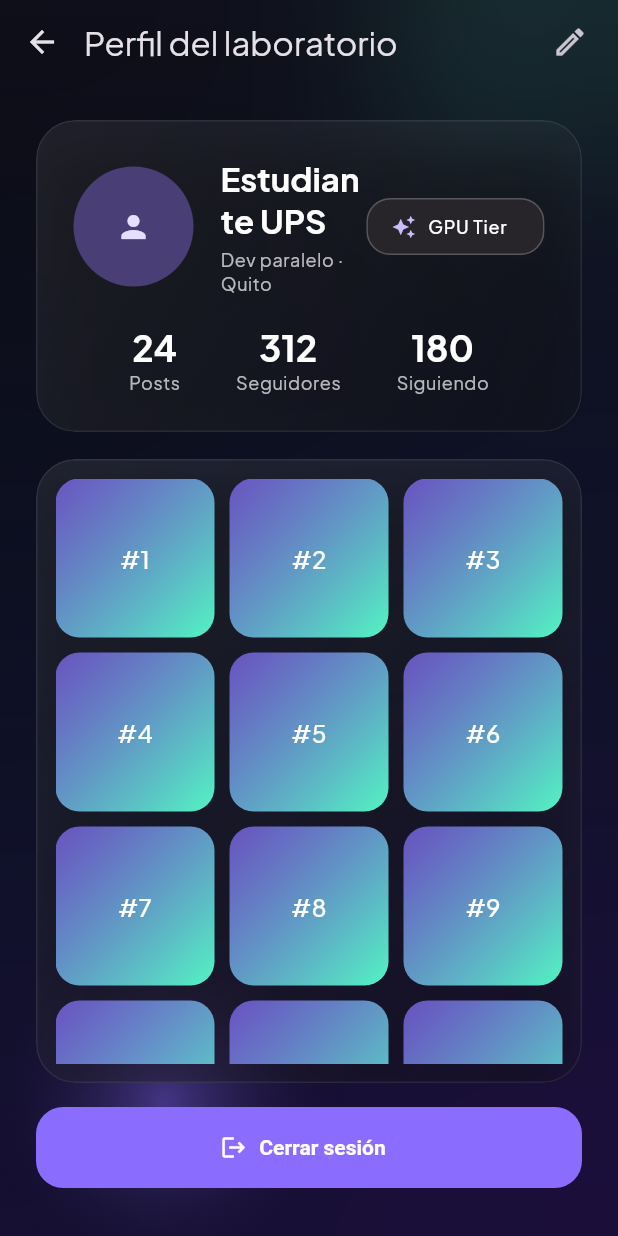
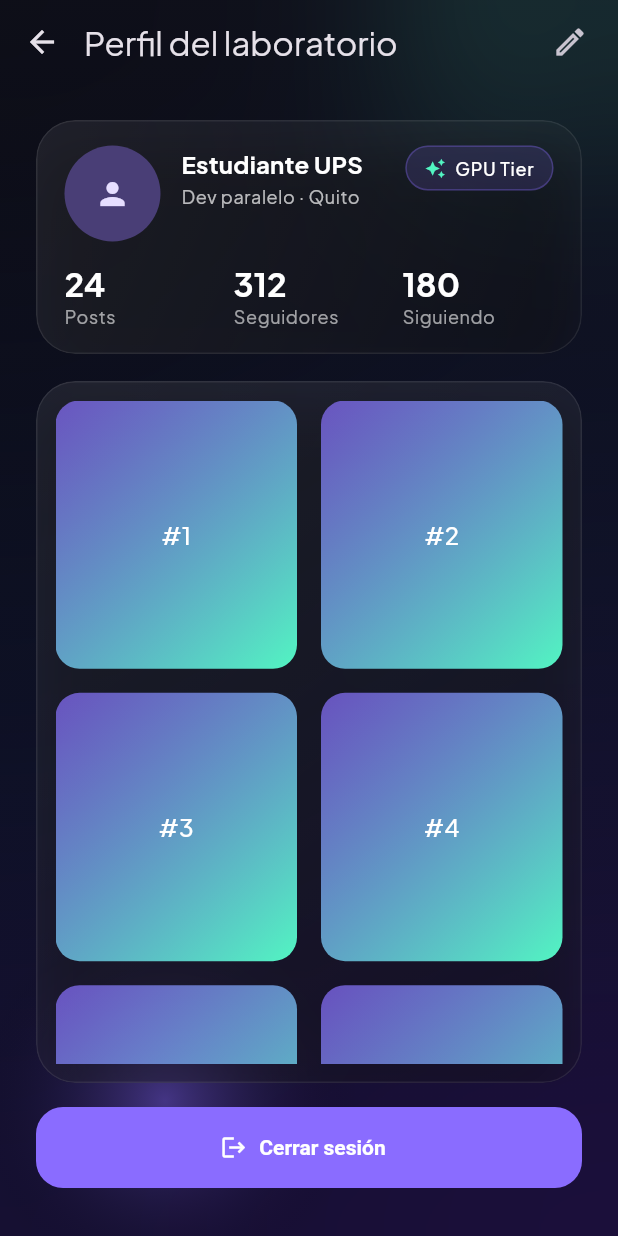
Before and after one commit to Jorgemrqz/upsglam_mobile, a Flutter app: the ProfileView screen opened by its route, on a phone screen of 412 x 824 dp. Run offline on Flutter 3.47's test engine with Material 3 defaults, Android fonts, the phone set to English and light mode, and no system bars; our stand-ins replace google_fonts.

Commit message:
Enhance profile view layout with improved padding and styling adjustments

```diff
--- a/lib/views/profile/profile_view.dart
+++ b/lib/views/profile/profile_view.dart
@@ -34,37 +34,56 @@ class ProfileView extends StatelessWidget {
         child: Column(
           children: [
             GlassPanel(
+              padding: const EdgeInsets.symmetric(horizontal: 18, vertical: 16),
               child: Column(
                 children: [
                   Row(
+                    crossAxisAlignment: CrossAxisAlignment.start,
                     children: [
-                      const CircleAvatar(radius: 40, child: Icon(Icons.person)),
-                      const SizedBox(width: 18),
+                      const CircleAvatar(radius: 32, child: Icon(Icons.person)),
+                      const SizedBox(width: 14),
                       Expanded(
                         child: Column(
                           crossAxisAlignment: CrossAxisAlignment.start,
                           children: [
-                            Text('Estudiante UPS',
-                                style: textTheme.titleLarge?.copyWith(fontWeight: FontWeight.w700)),
-                            const SizedBox(height: 4),
-                            Text('Dev paralelo · Quito',
-                                style: textTheme.bodySmall?.copyWith(color: Colors.white70)),
+                            Text(
+                              'Estudiante UPS',
+                              style: textTheme.titleMedium?.copyWith(fontWeight: FontWeight.w700),
+                            ),
+                            const SizedBox(height: 2),
+                            Text(
+                              'Dev paralelo · Quito',
+                              style: textTheme.bodySmall?.copyWith(color: Colors.white70),
+                            ),
                           ],
                         ),
                       ),
-                      Chip(
-                        avatar: const Icon(Icons.auto_awesome, size: 16),
-                        label: Text('GPU Tier', style: textTheme.labelMedium),
+                      Container(
+                        padding: const EdgeInsets.symmetric(horizontal: 12, vertical: 6),
+                        decoration: BoxDecoration(
+                          color: primary.withValues(alpha: 0.15),
+                          borderRadius: BorderRadius.circular(20),
+                          border: Border.all(color: primary.withValues(alpha: 0.3)),
+                        ),
+                        child: Row(
+                          mainAxisSize: MainAxisSize.min,
+                          children: [
+                            Icon(Icons.auto_awesome, size: 14, color: accent),
+                            const SizedBox(width: 6),
+                            Text('GPU Tier', style: textTheme.labelMedium),
+                          ],
+                        ),
                       ),
                     ],
                   ),
-                  const SizedBox(height: 18),
+                  const SizedBox(height: 14),
                   Row(
-                    mainAxisAlignment: MainAxisAlignment.spaceEvenly,
                     children: const [
-                      _ProfileStat(label: 'Posts', value: '24'),
-                      _ProfileStat(label: 'Seguidores', value: '312'),
-                      _ProfileStat(label: 'Siguiendo', value: '180'),
+                      Expanded(child: _ProfileStat(label: 'Posts', value: '24')),
+                      SizedBox(width: 12),
+                      Expanded(child: _ProfileStat(label: 'Seguidores', value: '312')),
+                      SizedBox(width: 12),
+                      Expanded(child: _ProfileStat(label: 'Siguiendo', value: '180')),
                     ],
                   ),
                 ],
@@ -76,9 +95,10 @@ class ProfileView extends StatelessWidget {
                 padding: const EdgeInsets.all(12),
                 child: GridView.builder(
                   gridDelegate: const SliverGridDelegateWithFixedCrossAxisCount(
-                    crossAxisCount: 3,
-                    crossAxisSpacing: 10,
-                    mainAxisSpacing: 10,
+                    crossAxisCount: 2,
+                    crossAxisSpacing: 16,
+                    mainAxisSpacing: 16,
+                    childAspectRatio: 0.9,
                   ),
                   itemBuilder: (context, index) => Container(
                     decoration: BoxDecoration(
@@ -124,9 +144,13 @@ class _ProfileStat extends StatelessWidget {
   Widget build(BuildContext context) {
     final textTheme = Theme.of(context).textTheme;
     return Column(
+      crossAxisAlignment: CrossAxisAlignment.start,
       children: [
-        Text(value, style: textTheme.headlineSmall?.copyWith(fontWeight: FontWeight.w700)),
-        Text(label, style: textTheme.bodySmall?.copyWith(color: Colors.white70)),
+        Text(
+          value,
+          style: textTheme.titleLarge?.copyWith(fontWeight: FontWeight.w700),
+        ),
+        Text(label, style: textTheme.bodySmall?.copyWith(color: Colors.white60)),
       ],
     );
   }
```
